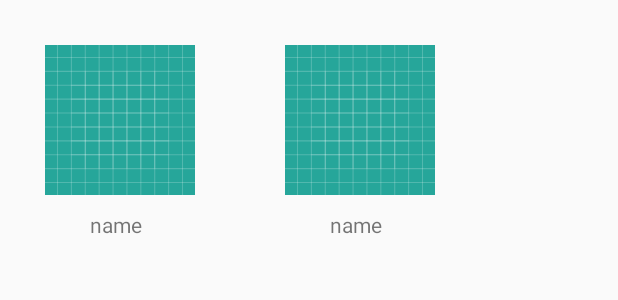
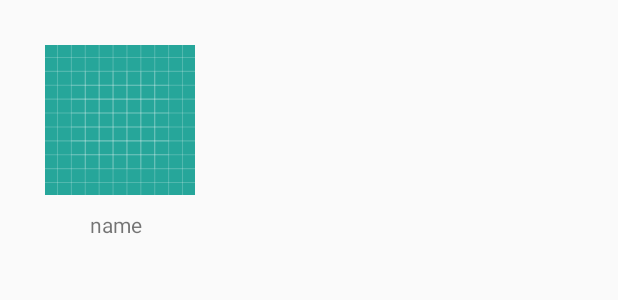
Before and after one commit to joannesong/Unit5Mid, an Android app: the layout user_main_itemview.xml on its own in the app's theme, with its tools: preview values and no code run, on a phone screen of 412 x 824 dp. Shown: the top 300 px of the screen. Run offline under Robolectric (Android 15) with nearby library versions, the phone set to English and light mode, and no system bars.

```diff
--- a/app/src/main/res/layout/user_main_itemview.xml
+++ b/app/src/main/res/layout/user_main_itemview.xml
@@ -12,7 +12,7 @@
         <GridLayout
             android:orientation="vertical">
             <ImageView
-                android:id="@+id/image_user1"
+                android:id="@+id/image_user"
                 android:layout_width="100dp"
                 android:layout_height="100dp"
                 android:src="@drawable/ic_launcher_background"
@@ -21,27 +21,7 @@
                 android:layout_marginRight="30dp"
                 android:layout_marginBottom="10dp"/>
             <TextView
-                android:id="@+id/text_user1"
-                android:layout_width="wrap_content"
-                android:layout_height="wrap_content"
-                android:text="name"
-                android:layout_marginRight="30dp"
-                android:layout_marginLeft="60dp" />
-
-        </GridLayout>
-        <GridLayout
-            android:orientation="vertical">
-            <ImageView
-                android:id="@+id/image_user2"
-                android:layout_width="100dp"
-                android:layout_height="100dp"
-                android:src="@drawable/ic_launcher_background"
-                android:layout_marginLeft="30dp"
-                android:layout_marginTop="30dp"
-                android:layout_marginRight="30dp"
-                android:layout_marginBottom="10dp"/>
-            <TextView
-                android:id="@+id/text_user2"
+                android:id="@+id/text_user"
                 android:layout_width="wrap_content"
                 android:layout_height="wrap_content"
                 android:text="name"
```
Also changed, not shown: app/src/main/java/nyc/c4q/unit5midassesssment/MainActivity.java (+7 -12 lines), app/src/main/java/nyc/c4q/unit5midassesssment/UserAdapter.java (+13 -4 lines), app/src/main/java/nyc/c4q/unit5midassesssment/UserViewHolder.java (+5 -15 lines).
